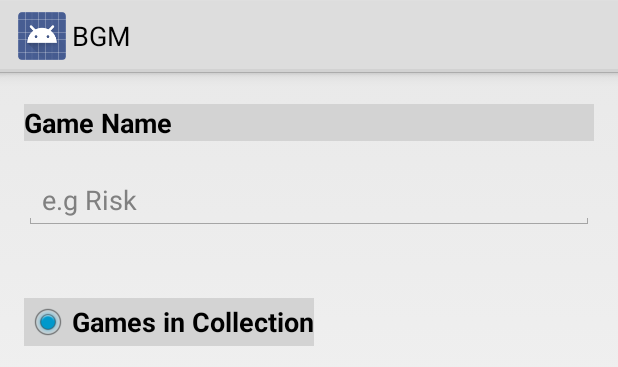
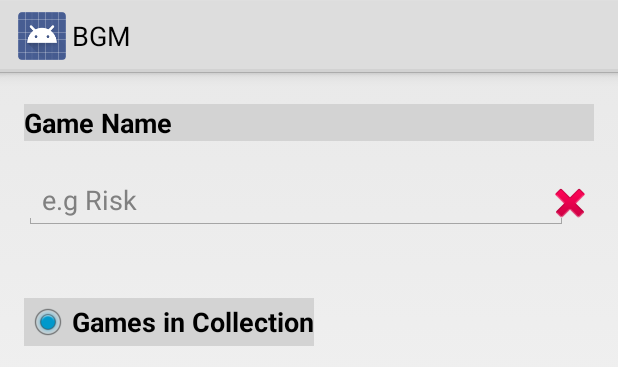
Before and after one commit to e2thed/BoardGameCollectionManager, an Android app: the layout activity_search.xml on its own in the app's theme, with its tools: preview values and no code run, on a phone screen of 412 x 824 dp. Shown: the top 367 px of the screen. Run offline under Robolectric (Android 15) with nearby library versions, the phone set to English and light mode, and no system bars.

Commit message:
Search functionality implemented.

```diff
--- a/app/src/main/res/layout/activity_search.xml
+++ b/app/src/main/res/layout/activity_search.xml
@@ -19,12 +19,26 @@
         android:layout_marginTop="5dp"/>
 
     <EditText
-        android:layout_width="match_parent"
+        android:layout_width="wrap_content"
         android:layout_height="wrap_content"
         android:id="@+id/txt_searchByName"
         android:layout_below="@id/lbl_searchByName"
         android:layout_marginTop="20dp"
+        android:ems="17"
         android:hint="e.g Risk"/>
+
+    <ImageButton
+        android:layout_width="wrap_content"
+        android:layout_height="wrap_content"
+        android:id="@+id/imgbtn_gamName"
+        android:padding="5dp"
+        android:layout_gravity="center"
+        android:background="@android:drawable/ic_delete"
+        android:layout_marginTop="5dp"
+        android:layout_marginLeft="25dp"
+        android:layout_below="@id/lbl_searchByName"
+        android:layout_alignParentRight="true"
+        android:layout_alignTop="@id/txt_searchByName"/>
 
     <RadioGroup
         android:id="@+id/radioSearch"
```
Also changed, not shown: app/src/main/java/com/brickedphoneclub/boardgamecollectionmanager/BoardGameFilter.java (+45 -8 lines), app/src/main/java/com/brickedphoneclub/boardgamecollectionmanager/MainCollectionActivity.java (+19 -13 lines), app/src/main/java/com/brickedphoneclub/boardgamecollectionmanager/SearchActivity.java (+62 -10 lines), app/src/main/res/layout/activity_main_collection.xml (+13 -0 lines).
